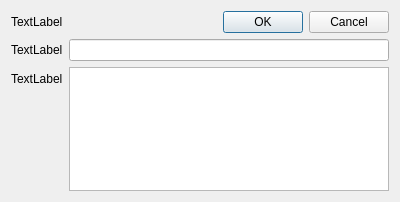
Old version of the form EdycjaKombo.ui in the repository konserw/koferta.
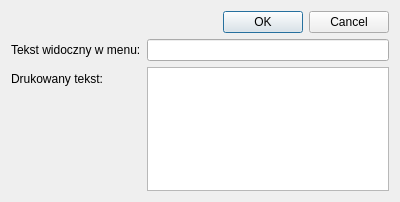
New version of the form.

The edit to the form file:
```diff
--- a/EdycjaKombo.ui
+++ b/EdycjaKombo.ui
@@ -17,7 +17,7 @@
    <item row="0" column="0">
     <widget class="QLabel" name="label_typ">
      <property name="text">
-      <string>TextLabel</string>
+      <string notr="true"/>
      </property>
     </widget>
    </item>
@@ -34,7 +34,7 @@
    <item row="1" column="0">
     <widget class="QLabel" name="label_short">
      <property name="text">
-      <string>TextLabel</string>
+      <string>Tekst widoczny w menu:</string>
      </property>
     </widget>
    </item>
@@ -44,7 +44,7 @@
    <item row="2" column="0">
     <widget class="QLabel" name="label_long">
      <property name="text">
-      <string>TextLabel</string>
+      <string>Drukowany tekst:</string>
      </property>
     </widget>
    </item>
```
Left out of the diff: 2 changed lines with no effect on the pictures.
